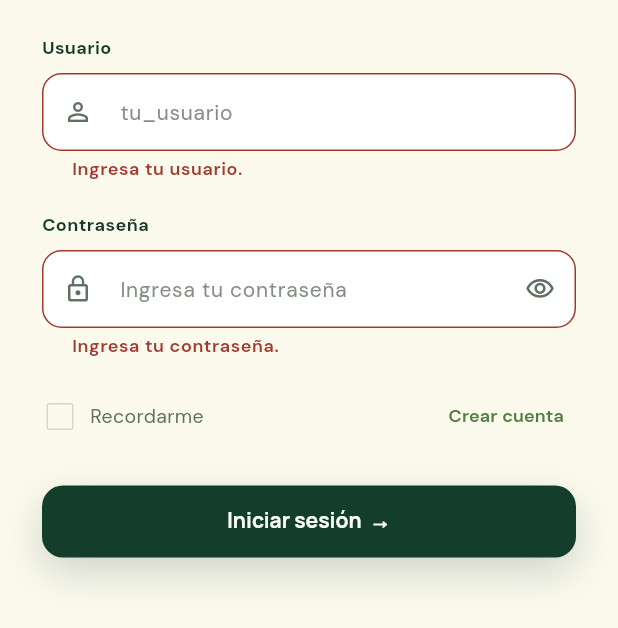
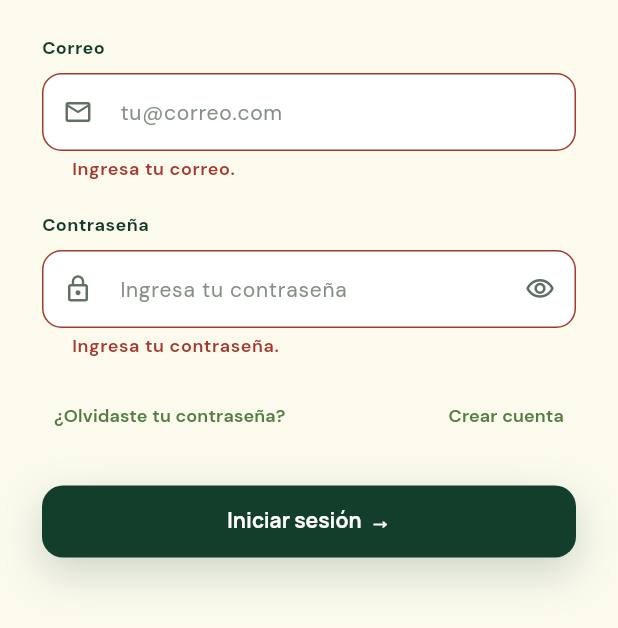
Before and after one commit to Nekros981/Movil, a Flutter app: the screen it shows after launch, after a tap on an icon or button, on a phone screen of 412 x 824 dp, the part 608-1236 px from its top. Run offline on Flutter 3.47's test engine with Material 3 defaults, Android fonts, the phone set to English and light mode, and no system bars; our stand-ins replace google_fonts, supabase_flutter; accounts and stored records are empty.

Commit message:
Migrar autenticación a Supabase Auth con correo y recuperación de contraseña.
Co-authored-by: Cursor <cursoragent@cursor.com>

```diff
--- a/lib/features/auth/login_screen.dart
+++ b/lib/features/auth/login_screen.dart
@@ -7,6 +7,7 @@ import '../../core/widgets/app_text_field.dart';
 import '../../core/widgets/primary_button.dart';
 import '../home/home_screen.dart';
 import 'auth_repository.dart';
+import 'recover_screen.dart';
 import 'register_screen.dart';
 import 'widgets/auth_header.dart';
 
@@ -20,18 +21,17 @@ class LoginScreen extends StatefulWidget {
 }
 
 class _LoginScreenState extends State<LoginScreen> {
-  final _usernameController = TextEditingController();
+  final _emailController = TextEditingController();
   final _passwordController = TextEditingController();
 
-  bool _rememberMe = false;
   bool _obscurePassword = true;
-  String? _usernameError;
+  String? _emailError;
   String? _passwordError;
   bool _submitting = false;
 
   @override
   void dispose() {
-    _usernameController.dispose();
+    _emailController.dispose();
     _passwordController.dispose();
     super.dispose();
   }
@@ -44,18 +44,29 @@ class _LoginScreenState extends State<LoginScreen> {
     );
   }
 
+  void _openRecover() {
+    Navigator.of(context).push(
+      MaterialPageRoute<void>(
+        builder: (_) => RecoverScreen(authRepository: widget.authRepository),
+      ),
+    );
+  }
+
   Future<void> _submit() async {
     setState(() {
-      _usernameError = null;
+      _emailError = null;
       _passwordError = null;
     });
 
-    final username = _usernameController.text;
+    final email = _emailController.text;
     final password = _passwordController.text;
 
     var hasError = false;
-    if (username.trim().isEmpty) {
-      _usernameError = 'Ingresa tu usuario.';
+    if (email.trim().isEmpty) {
+      _emailError = 'Ingresa tu correo.';
+      hasError = true;
+    } else if (!email.trim().contains('@')) {
+      _emailError = 'Ingresa un correo válido.';
       hasError = true;
     }
     if (password.isEmpty) {
@@ -69,11 +80,7 @@ class _LoginScreenState extends State<LoginScreen> {
 
     setState(() => _submitting = true);
 
-    final error = await widget.authRepository.login(
-      username,
-      password,
-      remember: _rememberMe,
-    );
+    final error = await widget.authRepository.login(email, password);
 
     if (!mounted) {
       return;
@@ -87,13 +94,13 @@ class _LoginScreenState extends State<LoginScreen> {
       return;
     }
 
-    final key = username.trim();
-    final sessionUser = widget.authRepository.currentSession() ?? key;
+    final sessionEmail =
+        widget.authRepository.currentSession() ?? email.trim();
 
     Navigator.of(context).pushAndRemoveUntil(
       MaterialPageRoute<void>(
         builder: (_) => HomeScreen(
-          username: sessionUser,
+          username: sessionEmail,
           authRepository: widget.authRepository,
         ),
       ),
@@ -130,11 +137,11 @@ class _LoginScreenState extends State<LoginScreen> {
                   ),
                   const SizedBox(height: AppSpacing.xl),
                   AppTextField(
-                    label: 'Usuario',
-                    hint: 'tu_usuario',
-                    icon: Icons.person_outline,
-                    controller: _usernameController,
-                    errorText: _usernameError,
+                    label: 'Correo',
+                    hint: 'tu@correo.com',
+                    icon: Icons.email_outlined,
+                    controller: _emailController,
+                    errorText: _emailError,
                   ),
                   const SizedBox(height: AppSpacing.lg),
                   AppTextField(
@@ -160,25 +167,23 @@ class _LoginScreenState extends State<LoginScreen> {
                   const SizedBox(height: AppSpacing.md),
                   Row(
                     children: [
-                      SizedBox(
-                        width: 24,
-                        height: 24,
-                        child: Checkbox(
-                          value: _rememberMe,
-                          activeColor: AppColors.primary,
-                          checkColor: AppColors.white,
-                          side: const BorderSide(color: AppColors.border),
-                          materialTapTargetSize:
-                              MaterialTapTargetSize.shrinkWrap,
-                          onChanged: (value) {
-                            setState(() => _rememberMe = value ?? false);
-                          },
+                      TextButton(
+                        onPressed: _openRecover,
+                        style: TextButton.styleFrom(
+                          foregroundColor: AppColors.secondary,
+                          padding: const EdgeInsets.symmetric(
+                            horizontal: AppSpacing.xs,
+                          ),
+                          minimumSize: const Size(44, 44),
+                          tapTargetSize: MaterialTapTargetSize.shrinkWrap,
                         ),
-                      ),
-                      const SizedBox(width: AppSpacing.xs),
-                      Text(
-                        'Recordarme',
-                        style: AppTypography.body.copyWith(fontSize: 13),
+                        child: Text(
+                          '¿Olvidaste tu contraseña?',
+                          style: AppTypography.label.copyWith(
+                            color: AppColors.secondary,
+                            fontWeight: FontWeight.w600,
+                          ),
+                        ),
                       ),
                       const Spacer(),
                       TextButton(
--- a/lib/main.dart
+++ b/lib/main.dart
@@ -10,6 +10,6 @@ Future<void> main() async {
     url: 'https://khaxjerxneoluzoktrdc.supabase.co',
     publishableKey: 'sb_publishable_ojJLV24jKUueycBNPiDeEg_45MsY4db',
   );
-  final authRepository = await AuthRepository.create();
+  final authRepository = AuthRepository(Supabase.instance.client);
   runApp(CampusQuestApp(authRepository: authRepository));
 }
--- a/pubspec.yaml
+++ b/pubspec.yaml
@@ -13,7 +13,6 @@ dependencies:
   flutter:
     sdk: flutter
   cupertino_icons: ^1.0.8
-  shared_preferences: ^2.5.6
   google_fonts: ^9.0.0
   audioplayers: ^6.8.1
   supabase_flutter: ^2.18.3
```
Also changed, not shown: lib/features/auth/auth_repository.dart (+83 -74 lines), lib/features/auth/recover_screen.dart (added, +146 -0 lines), lib/features/auth/register_screen.dart (+21 -33 lines), pubspec.lock, 2 other files.
